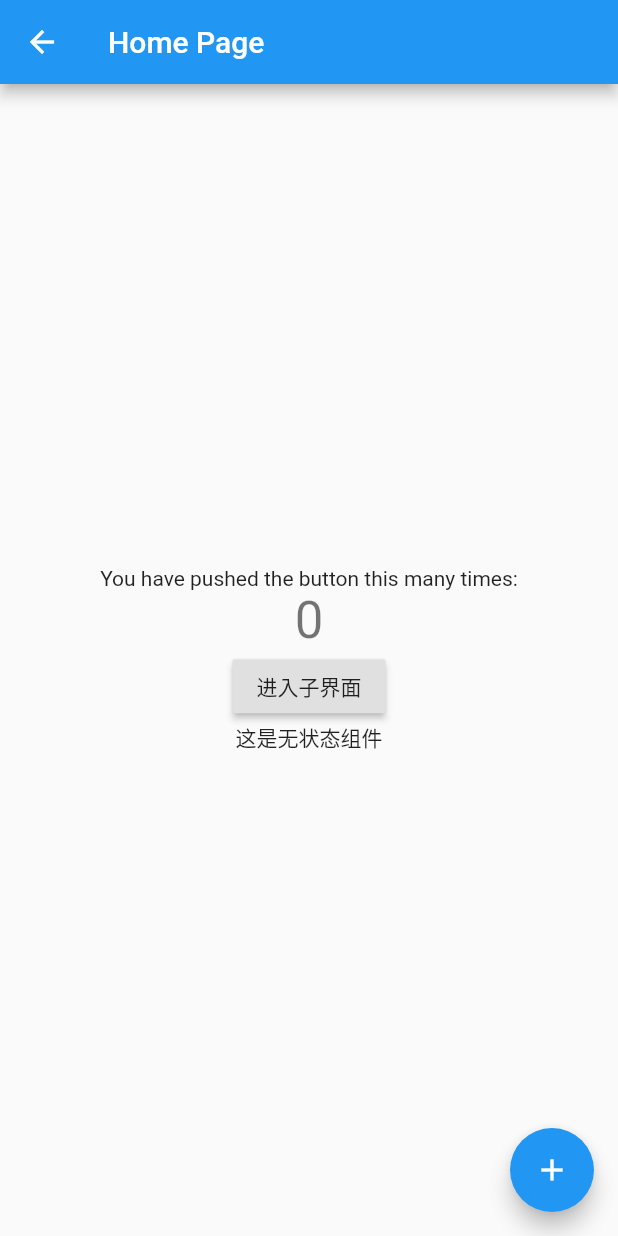
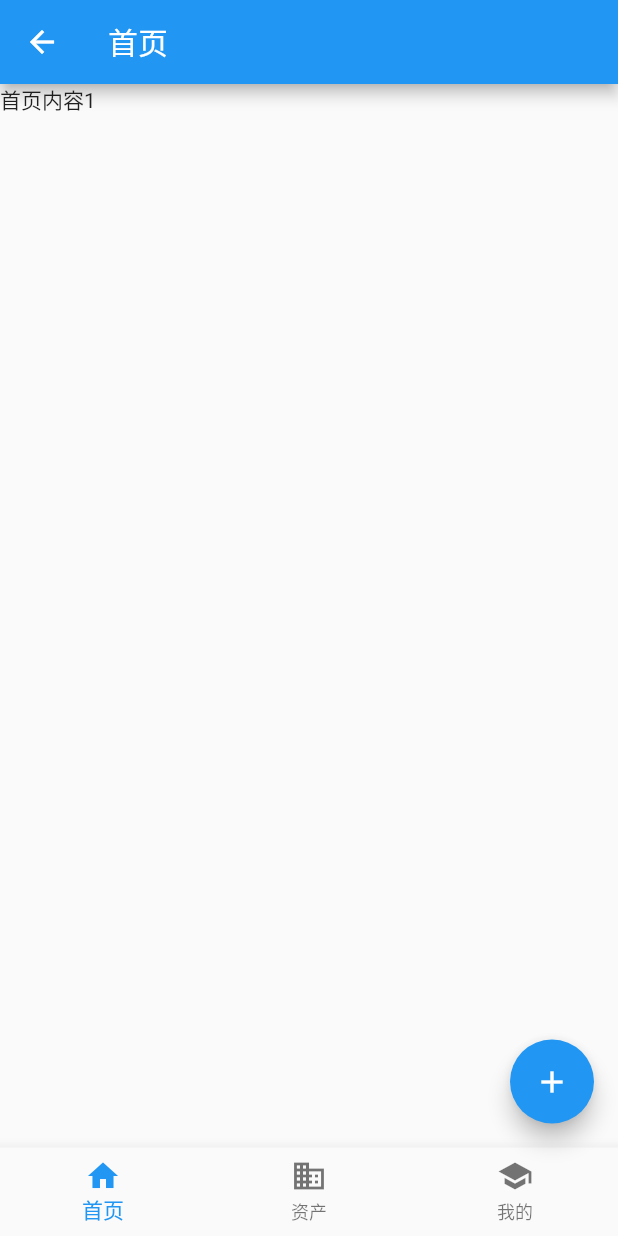
Before and after one commit to lifan-github/flutter_learn_app, a Flutter app: the MyHomePage screen opened directly, on a phone screen of 412 x 824 dp. Run offline on Flutter 3.47's test engine with Material 2 defaults, Android fonts, the phone set to English and light mode, and no system bars.

Commit message:
路由搭建

```diff
--- /dev/null
+++ b/lib/main copy.dart
@@ -0,0 +1,189 @@
+import 'dart:developer';
+import 'package:flutter/material.dart';
+
+void main() {
+  runApp(MyApp());
+}
+
+class MyApp extends StatelessWidget {
+  @override
+  Widget build(BuildContext context) {
+    return MaterialApp(
+      title: 'Flutter Demo',
+      theme: ThemeData(
+        primarySwatch: Colors.blue,
+        visualDensity: VisualDensity.adaptivePlatformDensity,
+      ),
+      onGenerateRoute: (RouteSettings settings) {
+        print('11111111111');
+        return MaterialPageRoute(builder: (context) {
+          String routeName = settings.name;
+          print('路由钩子处理：$routeName');
+          return NoDataRoute();
+        });
+      },
+      routes: {
+        // 注册路由表
+        "/": (context) => MyHomePage(title: '首页'),
+        "assets_page": (context) => AssetsPage(title: '资产'),
+      },
+      // home: MyHomePage(title: 'Flutter Demo Home Page'), // 路由注册表替换次功能
+    );
+  }
+}
+
+/// 有状态的类 包含
+/// StatefulWidget
+/// State 可以获取 || 更新 有状态的类中定义的值
+
+class MyHomePage extends StatefulWidget {
+  MyHomePage({Key key, this.title}) : super(key: key);
+  final String title;
+
+  @override
+  _MyHomePageState createState() => _MyHomePageState();
+}
+
+class _MyHomePageState extends State<MyHomePage> {
+  @override
+  void initState() {
+    super.initState();
+
+    ///初始化，这个函数在生命周期中只调用一次
+    print('初始化钩子');
+  }
+
+  @override
+  void didChangeDependencies() {
+    super.didChangeDependencies();
+    print('initState---之后执行，并此时可以获取其他 State');
+  }
+
+  @override
+  void dispose() {
+    /// 销毁
+    super.dispose();
+    print('部件销毁');
+  }
+
+  int _counter = 0;
+  void _incrementCounter() {
+    setState(() {
+      _counter++;
+    });
+  }
+
+  /// tab 导航
+  int _selectedIndex = 0;
+  List listTabs = [
+    HomePage(),
+    AssetsPage(),
+  ];
+  void _onItemTapped(int index){
+    setState(() {
+      _selectedIndex = index;
+    });
+  }
+
+  /// 构建UI界面 build
+  /// Scaffold 页面脚手架，它提供了默认的导航栏、标题和包含主屏幕widget树（后同“组件树”或“部件树”）的body属性
+  @override
+  Widget build(BuildContext context) {
+    return Scaffold(
+      appBar: AppBar(
+        title: Text(widget.title),
+      ),
+      bottomNavigationBar: BottomNavigationBar(
+        // 底部导航
+        items: <BottomNavigationBarItem>[
+          BottomNavigationBarItem(icon: Icon(Icons.home), title: Text('首页')),
+          BottomNavigationBarItem(
+              icon: Icon(Icons.business), title: Text('资产')),
+          BottomNavigationBarItem(
+              icon: Icon(Icons.school), title: Text('我的')),
+        ],
+        currentIndex: _selectedIndex,
+        fixedColor: Colors.blue,
+        onTap: _onItemTapped,
+      ),
+      body: this.listTabs[this._selectedIndex],
+      floatingActionButton: FloatingActionButton(
+        onPressed: _incrementCounter,
+        tooltip: 'Increment',
+        child: Icon(Icons.add),
+      ), // This trailing comma makes auto-formatting nicer for build methods.
+    );
+  }
+}
+
+class NoDataRoute extends StatelessWidget {
+  @override
+  Widget build(BuildContext context) {
+    return Scaffold(
+        appBar: AppBar(
+          title: Text("404"),
+        ),
+        body: Center(
+          child: Text('404'),
+        ));
+  }
+}
+
+
+
+/// 首页界面入口
+class HomePage extends StatefulWidget {
+  HomePage({Key key}) : super(key: key);
+  @override
+  _HomePageState createState() => _HomePageState();
+}
+
+class _HomePageState extends State<HomePage> {
+  @override
+  Widget build(BuildContext context) {
+    return Text('首页内容1');
+  }
+}
+
+
+
+/// 资产界面入口
+class AssetsPage extends StatefulWidget {
+  AssetsPage({Key key, this.title}) : super(key: key);
+  final String title;
+  @override
+  _AssetsPageState createState() => _AssetsPageState();
+}
+
+class _AssetsPageState extends State<AssetsPage>{
+  @override
+  Widget build(BuildContext context) {
+    return Scaffold(
+      appBar: AppBar(
+        title: Text('资产'),
+      ),
+      body: Center(
+        child: Text('资产内容')
+      ),
+    );
+  }
+}
+
+// Center(
+//         child: Column(
+//           mainAxisAlignment: MainAxisAlignment.center,
+//           children: <Widget>[
+//             Text(
+//               '$_counter',
+//               style: Theme.of(context).textTheme.headline4,
+//             ),
+//             RaisedButton(
+//               child: Text('进入子界面'),
+//               onPressed: () {
+//                 Navigator.pushNamed(context, 'new_page',
+//                     arguments: '我是父界面传递过来的值');
+//               },
+//             ),
+//           ],
+//         ),
+//       )
--- a/lib/main.dart
+++ b/lib/main.dart
@@ -1,6 +1,5 @@
-import 'dart:developer';
-
 import 'package:flutter/material.dart';
+import 'package:flutter_learn_app/routes/tab_navigator.dart';
 
 void main() {
   runApp(MyApp());
@@ -15,154 +14,7 @@ class MyApp extends StatelessWidget {
         primarySwatch: Colors.blue,
         visualDensity: VisualDensity.adaptivePlatformDensity,
       ),
-      onGenerateRoute: (RouteSettings settings) {
-        print('11111111111');
-        return MaterialPageRoute(builder: (context) {
-          String routeName = settings.name;
-          print('路由钩子处理：$routeName');
-          return NoDataRoute();
-        });
-      },
-      routes: {
-        // 注册路由表
-        "/": (context) => MyHomePage(title: 'Home Page'),
-        "new_page": (context) => NewRoute(),
-      },
-      // home: MyHomePage(title: 'Flutter Demo Home Page'), // 路由注册表替换次功能
+      home: Tabnavigator(),
     );
   }
 }
-
-/// 有状态的类 包含
-/// StatefulWidget
-/// State 可以获取 || 更新 有状态的类中定义的值
-
-class MyHomePage extends StatefulWidget {
-  MyHomePage({Key key, this.title}) : super(key: key);
-  final String title;
-
-  @override
-  _MyHomePageState createState() => _MyHomePageState();
-}
-
-class _MyHomePageState extends State<MyHomePage> {
-  @override
-  void initState() {
-    super.initState();
-
-    ///初始化，这个函数在生命周期中只调用一次
-    print('初始化钩子');
-  }
-
-  @override
-  void didChangeDependencies(){
-    super.didChangeDependencies();
-    print('initState---之后执行，并此时可以获取其他 State');
-  }
-
-  @override
-  void dispose() {
-    /// 销毁
-    super.dispose();
-    print('部件销毁');
-  }
-
-  int _counter = 0;
-  void _incrementCounter() {
-    setState(() {
-      _counter++;
-    });
-  }
-
-  /// 构建UI界面 build
-  /// Scaffold 页面脚手架，它提供了默认的导航栏、标题和包含主屏幕widget树（后同“组件树”或“部件树”）的body属性
-  @override
-  Widget build(BuildContext context) {
-    return Scaffold(
-      appBar: AppBar(
-        title: Text(widget.title),
-      ),
-      body: Center(
-        // Center 可以将其子组件树对齐到屏幕中心
-        child: Column(
-          mainAxisAlignment: MainAxisAlignment.center,
-          children: <Widget>[
-            // 组件的集合
-            Text(
-              'You have pushed the button this many times:',
-            ),
-            Text(
-              '$_counter',
-              style: Theme.of(context).textTheme.headline4,
-            ),
-            RaisedButton(
-              child: Text('进入子界面'),
-              onPressed: () {
-                /// Navigator.push(BuildContext context, Route route)
-                // Navigator.push( context,
-                //   MaterialPageRoute(builder: (context){
-                //     return NewRoute();
-                //   })
-                // );
-
-                /// 路由注册表调用
-                Navigator.pushNamed(context, 'new_page',
-                    arguments: '我是父界面传递过来的值');
-              },
-            ),
-            StatelessWidgetDemo(),
-          ],
-        ),
-      ),
-      floatingActionButton: FloatingActionButton(
-        onPressed: _incrementCounter,
-        tooltip: 'Increment',
-        child: Icon(Icons.add),
-      ), // This trailing comma makes auto-formatting nicer for build methods.
-    );
-  }
-}
-
-class NewRoute extends StatelessWidget {
-  @override
-  Widget build(BuildContext context) {
-    /// 获取路由参数
-    var args = ModalRoute.of(context).settings.arguments;
-    print('获取上页面传递的参数: $args');
-
-    return Scaffold(
-      appBar: AppBar(
-        title: Text("New route"),
-      ),
-      body: Center(
-        child: Column(
-          children: [
-            Text('我是新路由'),
-            Text(args),
-          ],
-        ),
-      ),
-    );
-  }
-}
-
-/// 无状态组件
-class StatelessWidgetDemo extends StatelessWidget {
-  @override
-  Widget build(BuildContext context) {
-    return Text('这是无状态组件');
-  }
-}
-
-class NoDataRoute extends StatelessWidget {
-  @override
-  Widget build(BuildContext context) {
-    return Scaffold(
-        appBar: AppBar(
-          title: Text("404"),
-        ),
-        body: Center(
-          child: Text('404'),
-        ));
-  }
-}
--- /dev/null
+++ b/lib/views/home_page.dart
@@ -0,0 +1,17 @@
+import 'package:flutter/material.dart';
+
+class HomePage extends StatefulWidget {
+  @override
+  _HomePageState createState() => _HomePageState();
+}
+
+class _HomePageState extends State<HomePage> {
+ @override
+ Widget build(BuildContext context) {
+   return Scaffold(
+     body: Center(
+       child: Text('首页'),
+     ),
+   );
+ }
+}
--- a/pubspec.yaml
+++ b/pubspec.yaml
@@ -24,10 +24,11 @@ dependencies:
   flutter:
     sdk: flutter
 
-
   # The following adds the Cupertino Icons font to your application.
   # Use with the CupertinoIcons class for iOS style icons.
   cupertino_icons: ^1.0.0
+  fluro: 1.7.8
+
 
 dev_dependencies:
   flutter_test:
```
Also changed, not shown: lib/routes/tab_navigator.dart (added, +43 -0 lines), lib/views/assets_page.dart (added, +17 -0 lines), lib/views/user_page.dart (added, +17 -0 lines), pubspec.lock.
